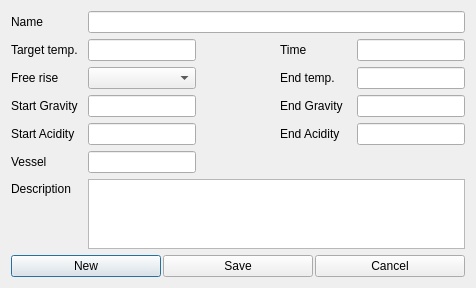
Brewtarget/brewtarget, file ui/fermentationStepEditor.ui: the form before one commit.
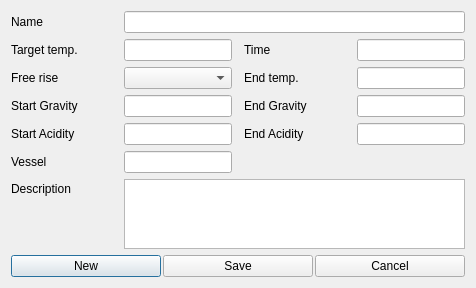
The form after the commit. Icons and pictures are not drawn. Custom widgets are drawn as their Qt base class.

The edit to the form file:
```diff
--- a/ui/fermentationStepEditor.ui
+++ b/ui/fermentationStepEditor.ui
@@ -33,19 +33,6 @@
        </property>
       </widget>
      </item>
-     <item row="0" column="3">
-      <spacer name="horizontalSpacer">
-       <property name="orientation">
-        <enum>Qt::Horizontal</enum>
-       </property>
-       <property name="sizeHint" stdset="0">
-        <size>
-         <width>40</width>
-         <height>20</height>
-        </size>
-       </property>
-      </spacer>
-     </item>
      <item row="2" column="1">
       <widget class="SmartLabel" name="label_startTemp">
        <property name="contextMenuPolicy">
```
Left out of the diff: 2 changed lines with no effect on the pictures.
